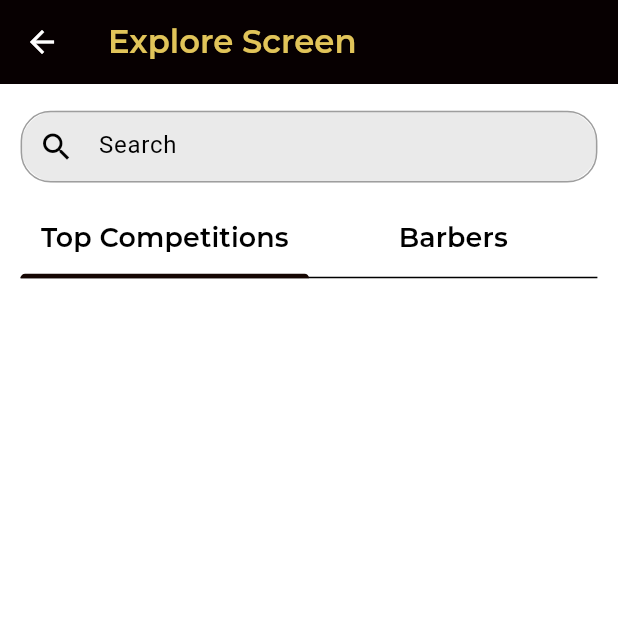
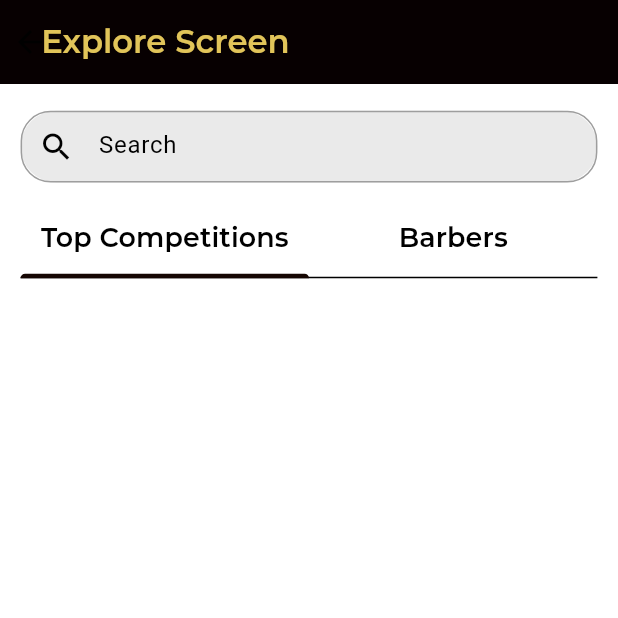
Before and after one commit to mharsh13/barber-klipz-ui, a Flutter app: the ExploreScreen screen opened directly, on a phone screen of 412 x 824 dp, the top half of it. Run offline on Flutter 3.47's test engine with Material 3 defaults, Android fonts, the phone set to English and light mode, and no system bars; our stand-ins replace badges, cached_network_image, country_code_picker, flutter_blurhash, flutter_screenutil, fluttertoast and 2 more; missing offline and left inert: adaptive_action_sheet, photofilters.

Commit message:
[fix] - Back button removed on explore screen

```diff
--- a/lib/Screens/ExploreScreen/explore_screen.dart
+++ b/lib/Screens/ExploreScreen/explore_screen.dart
@@ -32,9 +32,8 @@ class _ExploreScreenState extends ConsumerState<ExploreScreen>
     return Scaffold(
       appBar: AppBar(
         backgroundColor: kBlack2,
-        leading: const BackButton(
-          color: kWhite,
-        ),
+        centerTitle: false,
+        leadingWidth: screenUtil.setWidth(10),
         title: TextUtil.secondaryText(
           text: "Explore Screen",
           color: kGold,
```
